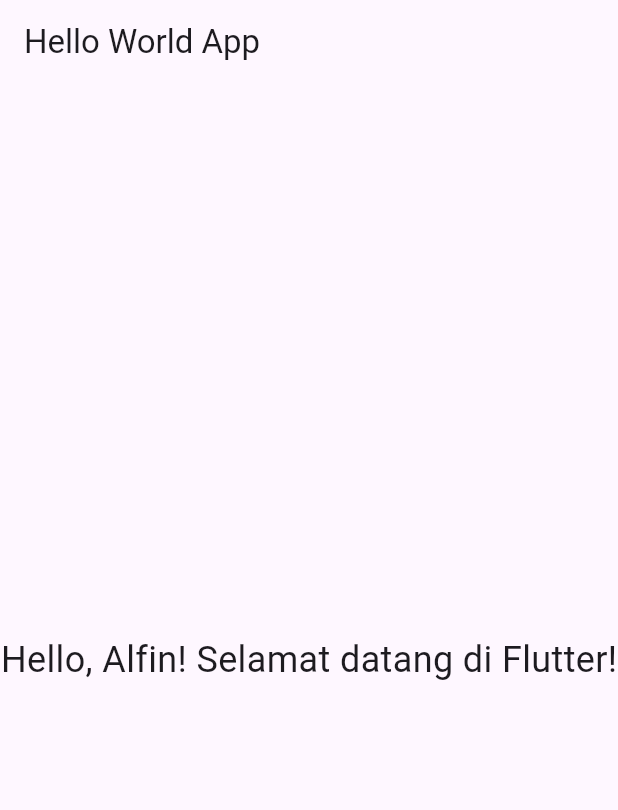
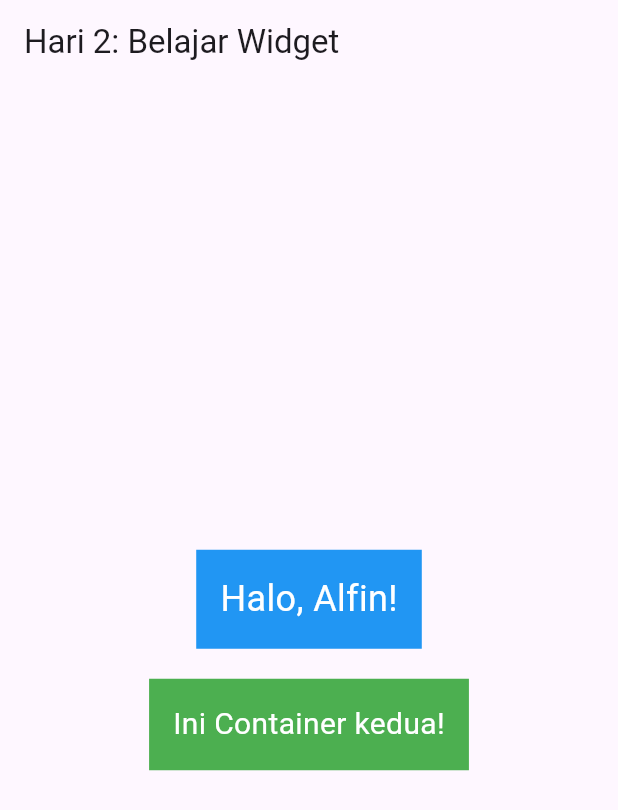
Before and after one commit to Alfin-protein/Latihan-Flutter-Week-2, a Flutter app: the screen it shows after launch, on a phone screen of 412 x 824 dp. Shown: the top 810 px of the screen. Run offline on Flutter 3.47's test engine with Material 3 defaults, Android fonts, the phone set to English and light mode, and no system bars.

Commit message:
Hari 2 Minggu 2: Dasar Widget dan Layout

```diff
--- a/lib/main.dart
+++ b/lib/main.dart
@@ -10,12 +10,36 @@ class MyApp extends StatelessWidget {
     return MaterialApp(
       home: Scaffold(
         appBar: AppBar(
-          title: Text('Hello World App'),
+          title: Text('Hari 2: Belajar Widget'),
         ),
         body: Center(
-          child: Text(
-            'Hello, Alfin! Selamat datang di Flutter!',
-            style: TextStyle(fontSize: 24),
+          child: Column(
+            mainAxisAlignment: MainAxisAlignment.center,
+            children: [
+              Container(
+                color: Colors.blue,
+                padding: EdgeInsets.all(16.0),
+                child: Text(
+                  'Halo, Alfin!',
+                  style: TextStyle(
+                    color: Colors.white,
+                    fontSize: 24,
+                  ),
+                ),
+              ),
+              SizedBox(height: 20),
+              Container(
+                color: Colors.green,
+                padding: EdgeInsets.all(16.0),
+                child: Text(
+                  'Ini Container kedua!',
+                  style: TextStyle(
+                    color: Colors.white,
+                    fontSize: 20,
+                  ),
+                ),
+              ),
+            ],
           ),
         ),
       ),
```
